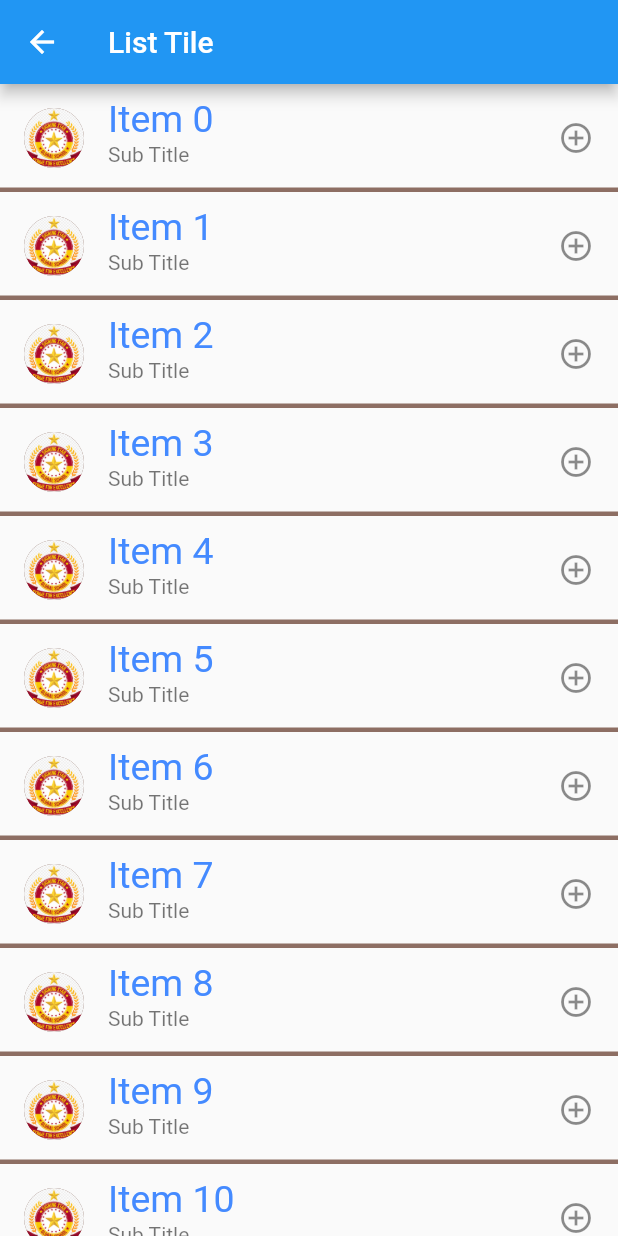
After one commit to ChandravirRaj/lodhi_info_tech, a Flutter app: the screen it shows after launch, after a tap on "List View With List Tile", on a phone screen of 412 x 824 dp. The commit adds this screen. Run offline on Flutter 3.47's test engine with Material 2 defaults, Android fonts, the light colour scheme and no system bars.

Commit message:
add listview with list tile

```diff
--- a/lib/home/home_screen.dart
+++ b/lib/home/home_screen.dart
@@ -4,6 +4,7 @@ import 'package:lodhi_info_tech/practice/tut_static_list_view.dart';
 import 'package:lodhi_info_tech/practice/tut_margin_padding.dart';
 import 'package:lodhi_info_tech/practice/tut_vertical_list_view.dart';
 import 'package:lodhi_info_tech/practice/tut_vertical_list_view_two.dart';
+import 'package:lodhi_info_tech/practice/tut_list_tile.dart';
 
 class MyHomePage extends StatefulWidget {
   const MyHomePage({super.key, required this.title});
@@ -233,7 +234,7 @@ class _MyHomePageState extends State<MyHomePage> {
                   ),
                   Expanded(
                     child: InkWell(
-                      onTap: () => {_moveToContainerDecoration()},
+                      onTap: () => {_moveToMyListTile()},
                       child: Container(
                         height: 130,
                         margin:
@@ -258,7 +259,7 @@ class _MyHomePageState extends State<MyHomePage> {
                             padding: EdgeInsets.all(30.0),
                             child: Center(
                               child: Text(
-                                "Padding And Margin",
+                                "List View With List Tile",
                                 textAlign: TextAlign.center,
                                 style: TextStyle(
                                   color: Colors.white,
@@ -562,4 +563,10 @@ class _MyHomePageState extends State<MyHomePage> {
       return const MyVerticalListViewTwo();
     }));
   }
+
+  void _moveToMyListTile() {
+    Navigator.push(context, MaterialPageRoute(builder: (context) {
+      return const MyListTiles2();
+    }));
+  }
 }
--- /dev/null
+++ b/lib/practice/tut_list_tile.dart
@@ -0,0 +1,47 @@
+import 'package:flutter/material.dart';
+
+class MyListTiles2 extends StatefulWidget {
+  const MyListTiles2({super.key});
+
+  @override
+  State<MyListTiles2> createState() => _MyListTiles2State();
+}
+
+class _MyListTiles2State extends State<MyListTiles2> {
+  var arrNames = List<String>.generate(10000, (i) => 'Item $i');
+
+  @override
+  Widget build(BuildContext context) {
+    return Scaffold(
+      appBar: AppBar(
+        title: Text("List Tile"),
+      ),
+      body: ListView.separated(
+        itemBuilder: (contex, index) {
+          return ListTile(
+            leading: const CircleAvatar(
+              foregroundImage: AssetImage('assets/images/ic_drawer_logo.png'),
+              backgroundColor: Colors.brown,
+              // minRadius: 50,
+              // maxRadius: 120,
+            ),
+            title: Text(
+              arrNames[index],
+              style: const TextStyle(color: Colors.blueAccent, fontSize: 25),
+            ),
+            subtitle: Text("Sub Title"),
+            trailing: Icon(Icons.add_circle_outline_outlined),
+          );
+        },
+        separatorBuilder: (context, index) {
+          return Divider(
+            color: Colors.brown.shade400,
+            height: 0,
+            thickness: 3,
+          );
+        },
+        itemCount: arrNames.length,
+      ),
+    );
+  }
+}
```
